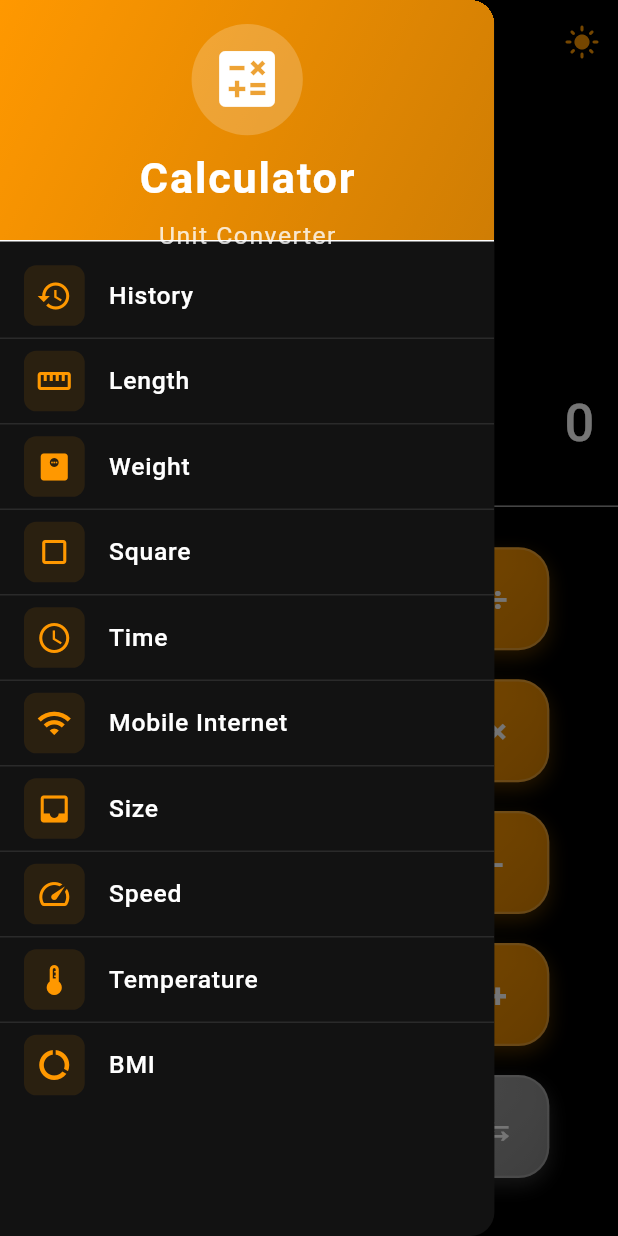
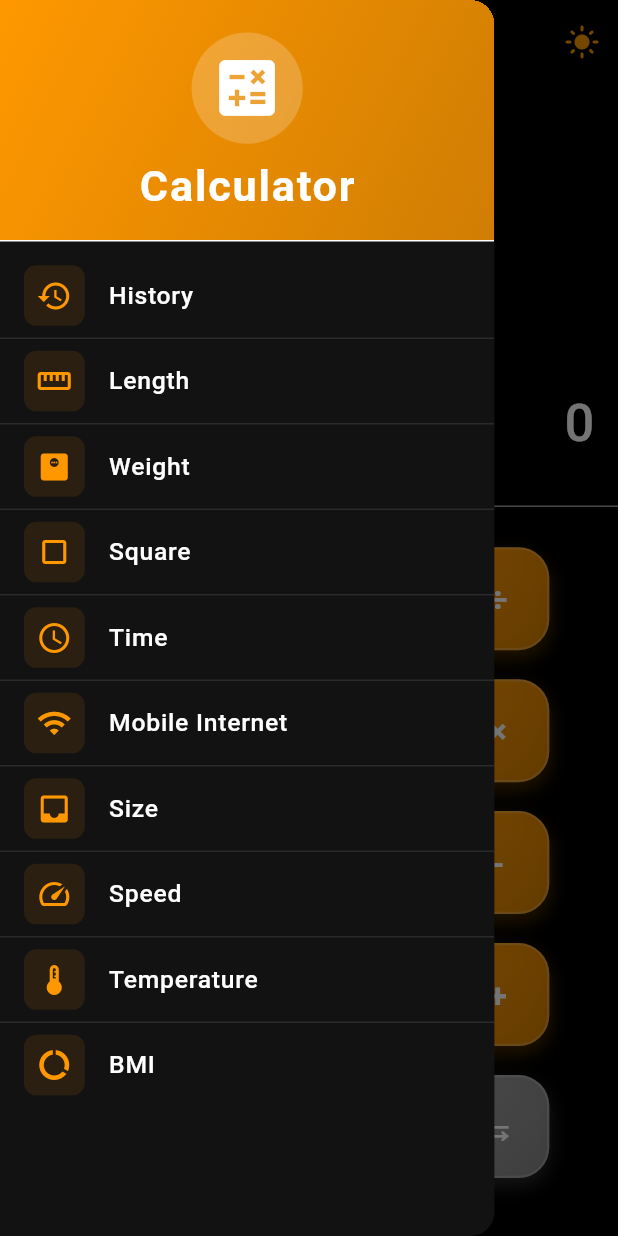
Before and after one commit to alisheraxmedov/calculator, a Flutter app: the screen it shows after launch, with the side drawer open, on a phone screen of 412 x 824 dp. Run offline on Flutter 3.47's test engine with Material 3 defaults, Android fonts, the phone set to English and light mode, and no system bars; our stand-ins replace get_storage, math_expressions.

Commit message:
Some issues fixed

```diff
--- a/lib/widgets/button.dart
+++ b/lib/widgets/button.dart
@@ -23,6 +23,13 @@ class _ButtonWidgetState extends State<ButtonWidget> {
   @override
   Widget build(BuildContext context) {
     final double width = MediaQuery.sizeOf(context).width;
+    final bool isLightTheme = Theme.of(context).brightness == Brightness.light;
+    final colorScheme = Theme.of(context).colorScheme;
+    final Color textColor = isLightTheme &&
+        (widget.color == colorScheme.secondary || widget.color == colorScheme.onSecondary)
+        ? ColorClass.black
+        : ColorClass.white;
+
     return GestureDetector(
       onTapDown: (_) => setState(() => _isPressed = true),
       onTapUp: (_) => setState(() => _isPressed = false),
@@ -62,7 +69,7 @@ class _ButtonWidgetState extends State<ButtonWidget> {
           text: widget.text,
           fontSize: width * 0.055,
           fontWeight: FontWeight.bold,
-          color: ColorClass.white,
+          color: textColor,
         ),
       ),
     );
--- a/lib/widgets/drawer.dart
+++ b/lib/widgets/drawer.dart
@@ -53,7 +53,7 @@ class DrawerWidget extends StatelessWidget {
                 end: Alignment.bottomRight,
                 colors: [
                   Theme.of(context).colorScheme.primary,
-                  Theme.of(context).colorScheme.primary.withOpacity(0.8),
+                  Theme.of(context).colorScheme.primary.withValues(alpha: 0.8),
                 ],
               ),
             ),
@@ -64,9 +64,11 @@ class DrawerWidget extends StatelessWidget {
                   Container(
                     padding: EdgeInsets.all(width * 0.03),
                     decoration: BoxDecoration(
-                      color: ColorClass.white.withOpacity(0.2),
+                      color: ColorClass.white.withValues(alpha: 0.2),
                       shape: BoxShape.circle,
                     ),
+                    clipBehavior: Clip.antiAlias,
+                    alignment: Alignment.center,
                     child: Icon(
                       Icons.calculate,
                       size: width * 0.12,
@@ -83,15 +85,6 @@ class DrawerWidget extends StatelessWidget {
                       letterSpacing: 1.2,
                     ),
                   ),
-                  SizedBox(height: width * 0.01),
-                  Text(
-                    'Unit Converter',
-                    style: TextStyle(
-                      color: ColorClass.white.withOpacity(0.8),
-                      fontSize: width * 0.04,
-                      letterSpacing: 1.0,
-                    ),
-                  ),
                 ],
               ),
             ),
@@ -106,7 +99,7 @@ class DrawerWidget extends StatelessWidget {
                       color: Theme.of(context)
                           .colorScheme
                           .primary
-                          .withOpacity(0.1),
+                          .withValues(alpha: 0.1),
                       borderRadius: BorderRadius.circular(width * 0.02),
                     ),
                     child: Icon(
@@ -181,7 +174,7 @@ class DrawerWidget extends StatelessWidget {
                     );
                   },
                   hoverColor:
-                      Theme.of(context).colorScheme.primary.withOpacity(0.1),
+                      Theme.of(context).colorScheme.primary.withValues(alpha: 0.1),
                   shape: RoundedRectangleBorder(
                     borderRadius: BorderRadius.circular(width * 0.02),
                   ),
@@ -189,7 +182,7 @@ class DrawerWidget extends StatelessWidget {
                 if (drawerItems.indexOf(item) != drawerItems.length - 1)
                   Divider(
                     height: 1,
-                    color: Theme.of(context).dividerColor.withOpacity(0.1),
+                    color: Theme.of(context).dividerColor.withValues(alpha: 0.1),
                   ),
               ],
             );
```
Also changed, not shown: pubspec.lock.
